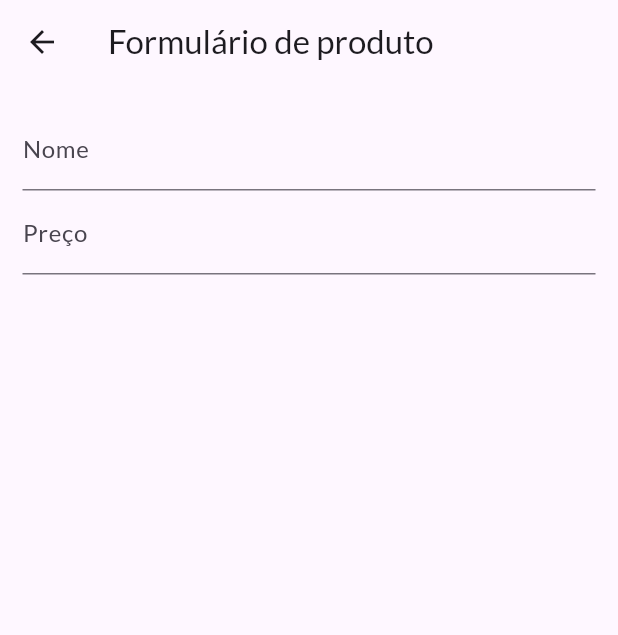
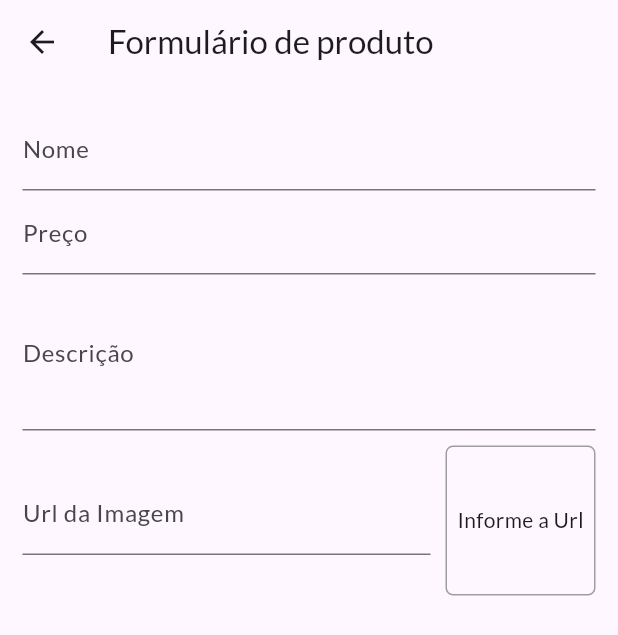
Before and after one commit to William-Munaretto/shop, a Flutter app: the ProductsFormPage screen opened by its route, on a phone screen of 412 x 824 dp. Shown: the top 635 px of the screen. Run offline on Flutter 3.47's test engine with Material 3 defaults, Android fonts, the phone set to English and light mode, and no system bars; network calls fail.

Commit message:
campo de entrada url com controller e atualziação da imagem qunado fora de foco do textformfield

```diff
--- a/lib/components/App_drawer.dart
+++ b/lib/components/App_drawer.dart
@@ -24,7 +24,7 @@ class AppDrawer extends StatelessWidget {
           const Divider(),
           ListTile(
             leading: const Icon(Icons.payment),
-            title: const Text('Loja'),
+            title: const Text('Pedidos'),
             onTap: () {
               Navigator.of(context).pushReplacementNamed(AppRoutes.orders);
             },
--- a/lib/components/product_item.dart
+++ b/lib/components/product_item.dart
@@ -13,7 +13,7 @@ class ProductItem extends StatelessWidget {
         backgroundImage: NetworkImage(product!.imageUrl),
       ),
       title: Text(product!.name),
-      trailing: Container(
+      trailing: SizedBox(
         width: 100,
         child: Row(
           children: [
--- a/lib/pages/products_form_page.dart
+++ b/lib/pages/products_form_page.dart
@@ -9,6 +9,31 @@ class ProductsFormPage extends StatefulWidget {
 
 class _ProductsFormPageState extends State<ProductsFormPage> {
   final _priceFocus = FocusNode();
+  final _descriptionFocus = FocusNode();
+  final _imageUrlFocus = FocusNode();
+
+  final _imageUrlController = TextEditingController();
+
+  @override
+  void initState() {
+    _imageUrlFocus.addListener(updateImage);
+    super.initState();
+  }
+
+  void updateImage() {
+    //metodo setState vazio apenas para atualizar a imagem que vem pela url
+    setState(() {});
+  }
+
+  @override
+  void dispose() {
+    _priceFocus.dispose();
+    _descriptionFocus.dispose();
+    _imageUrlFocus.dispose();
+    _imageUrlFocus.removeListener(updateImage);
+    super.dispose();
+  }
+
   @override
   Widget build(BuildContext context) {
     return Scaffold(
@@ -36,9 +61,58 @@ class _ProductsFormPageState extends State<ProductsFormPage> {
                 textInputAction: TextInputAction.next,
                 focusNode: _priceFocus,
                 keyboardType: const TextInputType.numberWithOptions(decimal: true),
+                onFieldSubmitted: (_) {
+                  FocusScope.of(context).requestFocus(_descriptionFocus);
+                },
+              ),
+              TextFormField(
+                decoration: const InputDecoration(
+                  labelText: 'Descrição',
+                ),
+                focusNode: _descriptionFocus,
+                keyboardType: TextInputType.multiline,
+                maxLines: 3,
+                onFieldSubmitted: (_) {
+                  FocusScope.of(context).requestFocus(_imageUrlFocus);
+                },
+              ),
+              Row(
+                children: [
+                  Expanded(
+                    child: TextFormField(
+                      decoration: const InputDecoration(
+                        labelText: 'Url da Imagem',
+                      ),
+                      focusNode: _imageUrlFocus,
+                      keyboardType: TextInputType.url,
+                      textInputAction: TextInputAction.done,
+                      controller: _imageUrlController,
+                    ),
+                  ),
+                  Container(
+                    height: 100,
+                    width: 100,
+                    margin: const EdgeInsets.only(top: 10, left: 10),
+                    decoration: BoxDecoration(
+                      border: Border.all(
+                        color: Colors.grey,
+                        width: 1,
+                      ),
+                      borderRadius: BorderRadius.circular(5),
+                    ),
+                    alignment: Alignment.center,
+                    child: _imageUrlController.text.isEmpty
+                        ? const Text('Informe a Url')
+                        : FittedBox(
+                            fit: BoxFit.cover,
+                            child: Image.network(_imageUrlController.text),
+                          ),
+                  )
+                ],
               ),
             ],
-        )),
+          ),
+        ),
       ),
     );
   }
```
Lines whose indentation alone changed are shown as unchanged.
